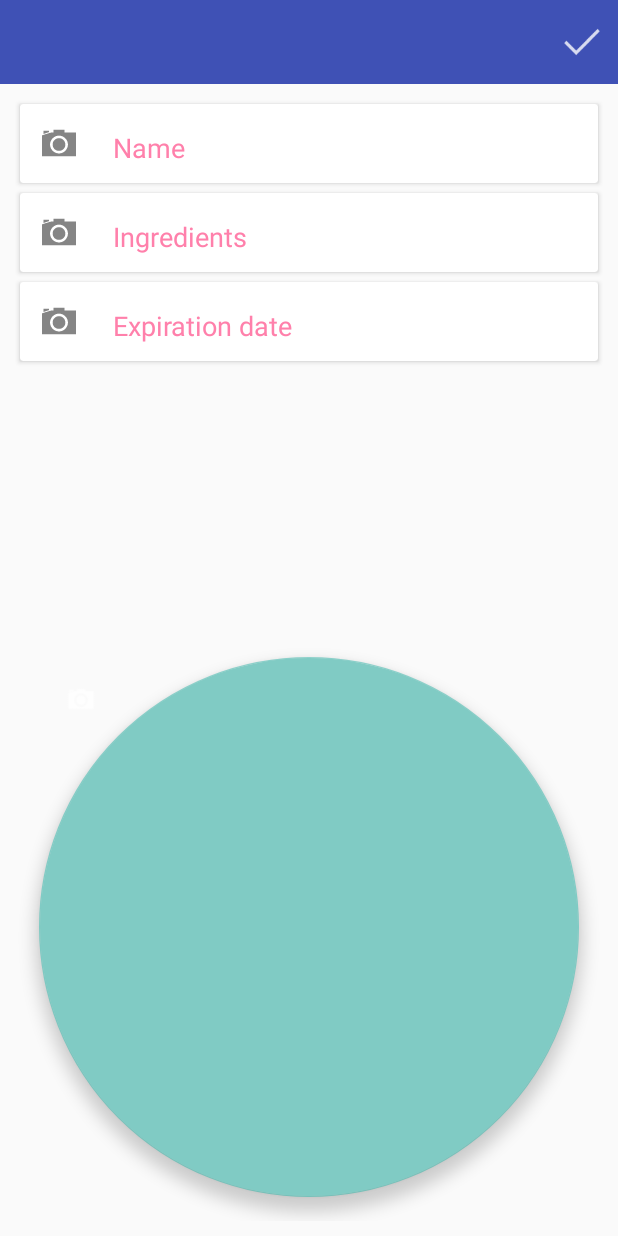
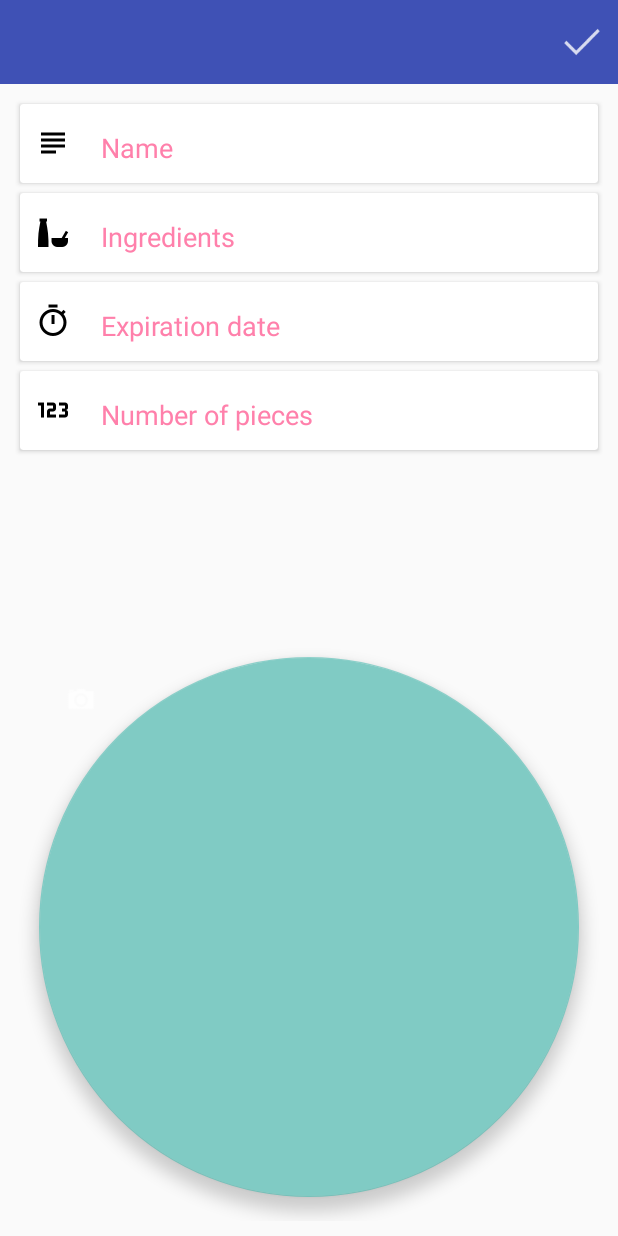
Before and after one commit to cristinaco/licenta, an Android app: the AddProductActivity screen opened directly, with no data from a screen before it, after a tap on "Save", on a phone screen of 412 x 824 dp. Run offline under Robolectric (Android 15) with nearby library versions, the light colour scheme and no system bars; libraries missing offline, so code that uses them is left out: com.melnykov.fab; plain views replace FloatingActionButton; 1 statement that could not run was skipped.

Commit message:
New icons, added context provider class, product name is successfully inserted into db.

```diff
--- a/app/src/main/AndroidManifest.xml
+++ b/app/src/main/AndroidManifest.xml
@@ -17,7 +17,8 @@
         android:icon="@drawable/ic_launcher"
         android:label="@string/app_name"
         android:largeHeap="true"
-        android:theme="@style/AppTheme" >
+        android:theme="@style/AppTheme"
+        android:name=".utils.ApplicationContext">
         <activity
             android:name=".presentation.activities.MainActivity"
             android:label="@string/app_name" >
--- a/app/src/main/java/ro/utcn/foodapp/access/database/DatabaseManager.java
+++ b/app/src/main/java/ro/utcn/foodapp/access/database/DatabaseManager.java
@@ -1,4 +1,10 @@
 package ro.utcn.foodapp.access.database;
+
+import android.content.ContentValues;
+import android.database.sqlite.SQLiteDatabase;
+import android.util.Log;
+
+import ro.utcn.foodapp.utils.ApplicationContext;
 
 /**
  * Represents the database manager and it's used to implement the methods for CRUD operations
@@ -6,6 +12,11 @@ package ro.utcn.foodapp.access.database;
  */
 public class DatabaseManager {
     private DbHelper dbHelper;
+
+    private DatabaseManager() {
+
+        dbHelper = new DbHelper(ApplicationContext.context());
+    }
 
     /**
      * Returns a new instance of the class
@@ -15,4 +26,25 @@ public class DatabaseManager {
     public static DatabaseManager getInstance() {
         return new DatabaseManager();
     }
+
+    public long saveProduct(ro.utcn.foodapp.model.Product newProduct) {
+        // Open connection to database
+        SQLiteDatabase db = dbHelper.getWritableDatabase();
+
+        ContentValues values = new ContentValues();
+        values.put(Product.COLUMN_NAME_NAME, newProduct.getName());
+
+        // Insert the new row, returning the primary key value of the new row
+        long newRowId = db.insert(
+                Product.TABLE_NAME,
+                DbHelper.COLUMN_NAME_NULLABLE,
+                values);
+
+        if (newRowId == -1) {
+            Log.e("INSERT", "Values couldn't be inserted. An error has occurred");
+        }
+
+        // Return the row ID
+        return newRowId;
+    }
 }
--- a/app/src/main/java/ro/utcn/foodapp/access/database/DbHelper.java
+++ b/app/src/main/java/ro/utcn/foodapp/access/database/DbHelper.java
@@ -21,7 +21,7 @@ public class DbHelper extends SQLiteOpenHelper {
                     Product._ID + " INTEGER PRIMARY KEY," +
                     Product.COLUMN_NAME_UID + TEXT_TYPE + COMMA_SEP +
                     Product.COLUMN_NAME_NAME + TEXT_TYPE + COMMA_SEP +
-                    Product.COLUMN_NAME_DESCRIPTION + TEXT_TYPE + COMMA_SEP +
+                    Product.COLUMN_NAME_INGREDIENTS + TEXT_TYPE + COMMA_SEP +
                     Product.COLUMN_NAME_PIECES_NUMBER + INTEGER_TYPE + COMMA_SEP +
                     Product.COLUMN_NAME_EXPIRATION_DATE + INTEGER_TYPE + COMMA_SEP +
                     Product.COLUMN_NAME_EXPIRATION_STATUS + TEXT_TYPE + " )";
--- a/app/src/main/java/ro/utcn/foodapp/access/database/Product.java
+++ b/app/src/main/java/ro/utcn/foodapp/access/database/Product.java
@@ -9,7 +9,7 @@ public abstract class Product implements BaseColumns{
     public static final String TABLE_NAME = "products";
     public static final String COLUMN_NAME_UID = "uid";
     public static final String COLUMN_NAME_NAME = "name";
-    public static final String COLUMN_NAME_DESCRIPTION = "description";
+    public static final String COLUMN_NAME_INGREDIENTS = "ingredients";
     public static final String COLUMN_NAME_PIECES_NUMBER = "piecesnumber";
     public static final String COLUMN_NAME_EXPIRATION_DATE = "expirationdate";
     public static final String COLUMN_NAME_EXPIRATION_STATUS = "expirationstatus";
--- /dev/null
+++ b/app/src/main/java/ro/utcn/foodapp/business/ProductManager.java
@@ -0,0 +1,26 @@
+package ro.utcn.foodapp.business;
+
+import ro.utcn.foodapp.access.database.DatabaseManager;
+import ro.utcn.foodapp.model.Product;
+
+/**
+ * Created by coponipi on 15.05.2015.
+ */
+public class ProductManager {
+    private static ProductManager instance;
+
+    private ProductManager() {
+
+    }
+
+    public static ProductManager getInstance() {
+        if (instance == null) {
+            instance = new ProductManager();
+        }
+        return instance;
+    }
+
+    public void saveProduct(Product newProduct) {
+        DatabaseManager.getInstance().saveProduct(newProduct);
+    }
+}
--- a/app/src/main/java/ro/utcn/foodapp/presentation/activities/AddProductActivity.java
+++ b/app/src/main/java/ro/utcn/foodapp/presentation/activities/AddProductActivity.java
@@ -14,12 +14,15 @@ import android.widget.Toast;
 import com.melnykov.fab.FloatingActionButton;
 
 import java.io.File;
+import java.util.ArrayList;
 import java.util.Date;
 import java.util.HashMap;
+import java.util.List;
 import java.util.Map;
 import java.util.UUID;
 
 import ro.utcn.foodapp.R;
+import ro.utcn.foodapp.business.ProductManager;
 import ro.utcn.foodapp.model.Product;
 import ro.utcn.foodapp.utils.Constants;
 import ro.utcn.foodapp.utils.FileUtil;
@@ -44,7 +47,8 @@ public class AddProductActivity extends ActionBarActivity {
     private ImageView productExpirationDateCamBtn;
     private Product newProduct;
     private String productUUID = null;
-    private String ocrForAction = null;
+    private String ocrForAction = "";
+    private String timestamp;
     private Map<String, String> productPhotoPaths;
 
     @Override
@@ -69,9 +73,36 @@ public class AddProductActivity extends ActionBarActivity {
         newProduct = new Product();
         newProduct.setUid(productUUID);
         productPhotoPaths = new HashMap<>();
+        timestamp = String.valueOf(System.currentTimeMillis());
         setListeners();
     }
 
+    @Override
+    protected void onResume() {
+        super.onResume();
+        if (timestamp == null) {
+            timestamp = String.valueOf(System.currentTimeMillis());
+        }
+
+    }
+
+    @Override
+    protected void onSaveInstanceState(Bundle outState) {
+        super.onSaveInstanceState(outState);
+
+        outState.putString("ocrForAction", ocrForAction);
+        outState.putString(this.TEMP_FILE_PATH, this.tempFilePath.getAbsolutePath());
+        outState.putString(this.TEMP_DIR_PATH, this.tempDir.getAbsolutePath());
+    }
+
+    @Override
+    protected void onRestoreInstanceState(Bundle savedInstanceState) {
+        super.onRestoreInstanceState(savedInstanceState);
+
+        ocrForAction = savedInstanceState.getString("ocrForAction");
+        tempFilePath = new File(savedInstanceState.getString(this.TEMP_FILE_PATH));
+        tempDir = new File(savedInstanceState.getString(this.TEMP_DIR_PATH));
+    }
 
     @Override
     public boolean onCreateOptionsMenu(Menu menu) {
@@ -135,6 +166,24 @@ public class AddProductActivity extends ActionBarActivity {
     }
 
     private void saveProduct() {
+//        if (newProduct.getName() == null || newProduct.getIngredients() == null || newProduct.getExpirationDate() == null) {
+//            Toast.makeText(this, getResources().getString(R.string.activity_add_product_complete_all_fields), Toast.LENGTH_SHORT).show();
+//        } else {
+//            List<String> urls = new ArrayList<>();
+//            for (String url : productPhotoPaths.keySet()) {
+//                urls.add(url);
+//            }
+//            newProduct.setUrls(urls);
+//            newProduct.setExpirationStatus(Constants.PRODUCT_EXPIRATION_STATUS_EXPIRED);
+//            ProductManager.getInstance().saveProduct(newProduct);
+//        }
+        List<String> urls = new ArrayList<>();
+        for (String url : productPhotoPaths.keySet()) {
+            urls.add(url);
+        }
+        newProduct.setUrls(urls);
+        newProduct.setExpirationStatus(Constants.PRODUCT_EXPIRATION_STATUS_EXPIRED);
+        ProductManager.getInstance().saveProduct(newProduct);
 
 
     }
@@ -149,7 +198,7 @@ public class AddProductActivity extends ActionBarActivity {
                     final Intent takePictureIntent = new Intent(AddProductActivity.this, CaptureActivity.class);
                     productNameDir = new File(tempDir, Constants.PRODUCT_NAME_DIRECTORY);
                     productNameDir.mkdirs();
-                    tempFilePath = new File(productNameDir, String.valueOf(System.currentTimeMillis() + Constants.UNDERSCORE + ocrForAction + ".jpg"));
+                    tempFilePath = new File(productNameDir, timestamp + Constants.UNDERSCORE + ocrForAction + ".jpg");
                     takePictureIntent.putExtra(TEMP_FILE_PATH, tempFilePath.getAbsolutePath());
                     takePictureIntent.putExtra(TEMP_DIR_PATH, productNameDir.getAbsolutePath());
                     tempFilePath.getParentFile().mkdirs();
@@ -168,7 +217,7 @@ public class AddProductActivity extends ActionBarActivity {
                     final Intent takePictureIntent = new Intent(AddProductActivity.this, CaptureActivity.class);
                     productIngredientsDir = new File(tempDir, Constants.PRODUCT_INGREDIENTS_DIRECTORY);
                     productIngredientsDir.mkdirs();
-                    tempFilePath = new File(productIngredientsDir, String.valueOf(System.currentTimeMillis() + Constants.UNDERSCORE + ocrForAction + ".jpg"));
+                    tempFilePath = new File(productIngredientsDir, timestamp + Constants.UNDERSCORE + ocrForAction + ".jpg");
                     takePictureIntent.putExtra(TEMP_FILE_PATH, tempFilePath.getAbsolutePath());
                     takePictureIntent.putExtra(TEMP_DIR_PATH, productIngredientsDir.getAbsolutePath());
                     tempFilePath.getParentFile().mkdirs();
@@ -187,7 +236,7 @@ public class AddProductActivity extends ActionBarActivity {
                     final Intent takePictureIntent = new Intent(AddProductActivity.this, CaptureActivity.class);
                     productExpirationDateDir = new File(tempDir, Constants.PRODUCT_EXPIRATION_DATE_DIRECTORY);
                     productExpirationDateDir.mkdirs();
-                    tempFilePath = new File(productExpirationDateDir, String.valueOf(System.currentTimeMillis() + Constants.UNDERSCORE + ocrForAction + ".jpg"));
+                    tempFilePath = new File(productExpirationDateDir, timestamp + Constants.UNDERSCORE + ocrForAction + ".jpg");
                     takePictureIntent.putExtra(TEMP_FILE_PATH, tempFilePath.getAbsolutePath());
                     takePictureIntent.putExtra(TEMP_DIR_PATH, productExpirationDateDir.getAbsolutePath());
                     tempFilePath.getParentFile().mkdirs();
--- /dev/null
+++ b/app/src/main/java/ro/utcn/foodapp/utils/ApplicationContext.java
@@ -0,0 +1,31 @@
+package ro.utcn.foodapp.utils;
+
+import android.app.Application;
+import android.content.Context;
+
+/**
+ * Created by coponipi on 15.05.2015.
+ */
+public class ApplicationContext extends Application {
+    private static Context sContext;
+
+    public ApplicationContext() {
+
+    }
+
+    /**
+     * Application context, use only to load resources (strings, dimensions, preferences)
+     * and NOT to create views or open Activities
+     */
+    public static Context context() {
+        return sContext;
+    }
+
+    @Override
+    public void onCreate() {
+        super.onCreate();
+        sContext = getApplicationContext();
+
+    }
+
+}
--- a/app/src/main/java/ro/utcn/foodapp/utils/Constants.java
+++ b/app/src/main/java/ro/utcn/foodapp/utils/Constants.java
@@ -17,4 +17,5 @@ public class Constants {
     public static final String OCR_RESULT_EXPIRATION_DATE_KEY = "product_expiration_date_key";
     public static final String PRODUCT_EPIRATION_DATE_PHOTO_PATH_KEY = "product_expiration_date_photo_path_key";
     public static final String UNDERSCORE = "_";
+    public static final String PRODUCT_EXPIRATION_STATUS_EXPIRED = "expired";
 }
--- a/app/src/main/res/layout/activity_add_product.xml
+++ b/app/src/main/res/layout/activity_add_product.xml
@@ -35,7 +35,7 @@
                     android:layout_width="wrap_content"
                     android:layout_height="wrap_content"
                     android:layout_marginLeft="10dp"
-                    android:src="@drawable/ic_action_camera_black" />
+                    android:src="@drawable/ic_product_name" />
 
                 <EditText
                     android:id="@+id/activity_add_product_name_edit_text"
@@ -50,8 +50,8 @@
                     android:focusableInTouchMode="false"
                     android:hint="@string/product_name"
                     android:inputType="textNoSuggestions"
-                    android:textColorHint="@color/ripple"
-                    android:textColor="@color/material_blue_grey_950"/>
+                    android:textColor="@color/material_blue_grey_950"
+                    android:textColorHint="@color/ripple" />
 
             </LinearLayout>
         </android.support.v7.widget.CardView>
@@ -77,7 +77,7 @@
                     android:layout_width="wrap_content"
                     android:layout_height="wrap_content"
                     android:layout_marginLeft="10dp"
-                    android:src="@drawable/ic_action_camera_black" />
+                    android:src="@drawable/ic_ingredients" />
 
                 <EditText
                     android:id="@+id/activity_add_product_ingredients_edit_text"
@@ -92,8 +92,8 @@
                     android:focusableInTouchMode="false"
                     android:hint="@string/product_ingredients"
                     android:inputType="textNoSuggestions"
-                    android:textColorHint="@color/ripple"
-                    android:textColor="@color/material_blue_grey_950"/>
+                    android:textColor="@color/material_blue_grey_950"
+                    android:textColorHint="@color/ripple" />
 
             </LinearLayout>
         </android.support.v7.widget.CardView>
@@ -119,7 +119,7 @@
                     android:layout_width="wrap_content"
                     android:layout_height="wrap_content"
                     android:layout_marginLeft="10dp"
-                    android:src="@drawable/ic_action_camera_black" />
+                    android:src="@drawable/ic_timer" />
 
                 <EditText
                     android:id="@+id/activity_add_product_expiration_date_edit_text"
@@ -134,11 +134,54 @@
                     android:focusableInTouchMode="false"
                     android:hint="@string/product_expiration_date"
                     android:inputType="textNoSuggestions"
-                    android:textColorHint="@color/ripple"
-                    android:textColor="@color/material_blue_grey_950"/>
+                    android:textColor="@color/material_blue_grey_950"
+                    android:textColorHint="@color/ripple" />
 
             </LinearLayout>
         </android.support.v7.widget.CardView>
+
+        <android.support.v7.widget.CardView
+            style="@style/AppTheme.CardView"
+            android:layout_width="match_parent"
+            android:layout_height="wrap_content"
+            android:clickable="true"
+            android:cursorVisible="false"
+            android:focusable="false"
+            android:focusableInTouchMode="false">
+
+            <LinearLayout
+                android:layout_width="match_parent"
+                android:layout_height="wrap_content"
+                android:gravity="center_vertical"
+                android:orientation="horizontal">
+
+                <ImageView
+                    android:id="@+id/activity_add_product_pieces_number_cam_btn"
+                    style="@style/Avatar.WithText"
+                    android:layout_width="wrap_content"
+                    android:layout_height="wrap_content"
+                    android:layout_marginLeft="10dp"
+                    android:src="@drawable/ic_numeric" />
+
+                <EditText
+                    android:id="@+id/activity_add_product_pieces_number_edit_text"
+                    android:layout_width="match_parent"
+                    android:layout_height="wrap_content"
+                    android:layout_marginBottom="2dp"
+                    android:layout_marginRight="4dp"
+                    android:layout_marginTop="5dp"
+                    android:clickable="true"
+                    android:cursorVisible="false"
+                    android:focusable="false"
+                    android:focusableInTouchMode="false"
+                    android:hint="@string/product_pieces_number"
+                    android:inputType="textNoSuggestions"
+                    android:textColor="@color/material_blue_grey_950"
+                    android:textColorHint="@color/ripple" />
+
+            </LinearLayout>
+        </android.support.v7.widget.CardView>
+
 
         <RelativeLayout
             android:layout_width="wrap_content"
--- a/app/src/main/res/values/ids.xml
+++ b/app/src/main/res/values/ids.xml
@@ -5,4 +5,6 @@
     <item name="ocr_decode" type="id">ocr_decode</item>
     <item name="restart_preview" type="id">restart_preview</item>
     <item name="action_save" type="id">save_product</item>
+    <item name="activity_add_product_complete_all_fields" type="id">Please complete all fields
+    </item>
 </resources>
--- a/app/src/main/res/values/strings.xml
+++ b/app/src/main/res/values/strings.xml
@@ -42,5 +42,7 @@
     <string name="action_discard_ocr_result">Cancel</string>
     <string name="product_ingredients">Ingredients</string>
     <string name="activity_add_product_title">Add product</string>
+    <string name="product_pieces_number">Number of pieces</string>
+    <string name="activity_add_product_complete_all_fields">Please complete all fields</string>
 
 </resources>
```
Also changed, not shown: app/src/main/java/ro/utcn/foodapp/access/database/PhotoPath.java (added, +11 -0 lines), app/src/main/java/ro/utcn/foodapp/presentation/activities/CaptureActivity.java (+15 -12 lines), app/src/main/java/ro/utcn/foodapp/presentation/activities/PreviewPhotoActivity.java (+4 -5 lines), app/src/main/res/drawable-hdpi/ic_ingredients.png (added), app/src/main/res/drawable-hdpi/ic_numeric.png (added), app/src/main/res/drawable-hdpi/ic_pieces_food.png (added), app/src/main/res/drawable-hdpi/ic_product_name.png (added), app/src/main/res/drawable-hdpi/ic_timer.png (added).
